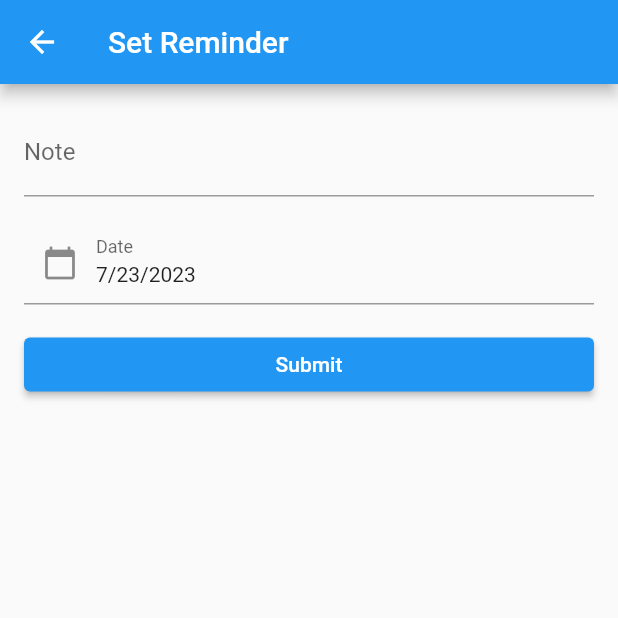
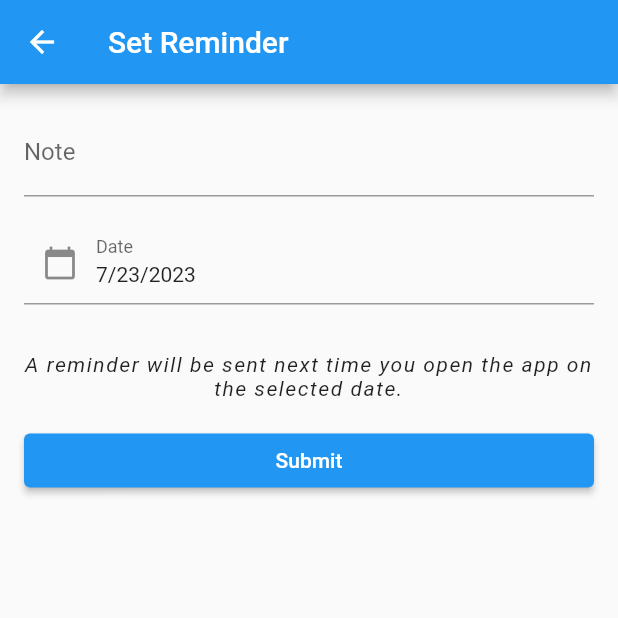
Before and after one commit to shayaansultan/orbital_paisalah, a Flutter app: the SetReminderPage screen opened directly, on a phone screen of 412 x 824 dp, the top half of it. Run offline on Flutter 3.47's test engine with Material 2 defaults, Android fonts, the phone set to English and light mode, and no system bars; our stand-ins replace firebase_auth, firebase_core, firebase_database, flutter_local_notifications, pie_chart; accounts and stored records are empty.

Commit message:
Added text

```diff
--- a/lib/screens/SetReminderPage.dart
+++ b/lib/screens/SetReminderPage.dart
@@ -86,6 +86,16 @@ class _SetReminderPageState extends State<SetReminderPage> {
                 ),
               ],
             ),
+            SizedBox(height: 32.0),
+            Text(
+              'A reminder will be sent next time you open the app on the selected date.',
+              style: TextStyle(
+                  // color: Colors.grey,
+                  fontSize: 14.0,
+                  fontStyle: FontStyle.italic,
+                  letterSpacing: 1.0),
+              textAlign: TextAlign.center,
+            ),
             SizedBox(height: 16.0),
             ElevatedButton(
               onPressed: _updateReminder,
```
